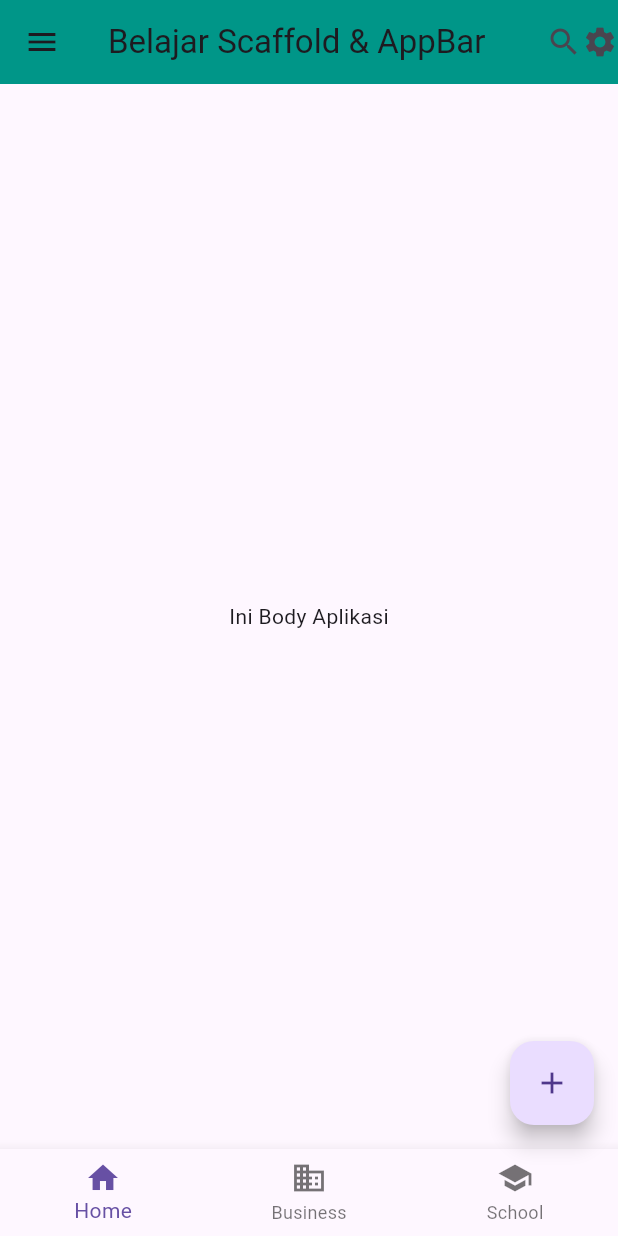
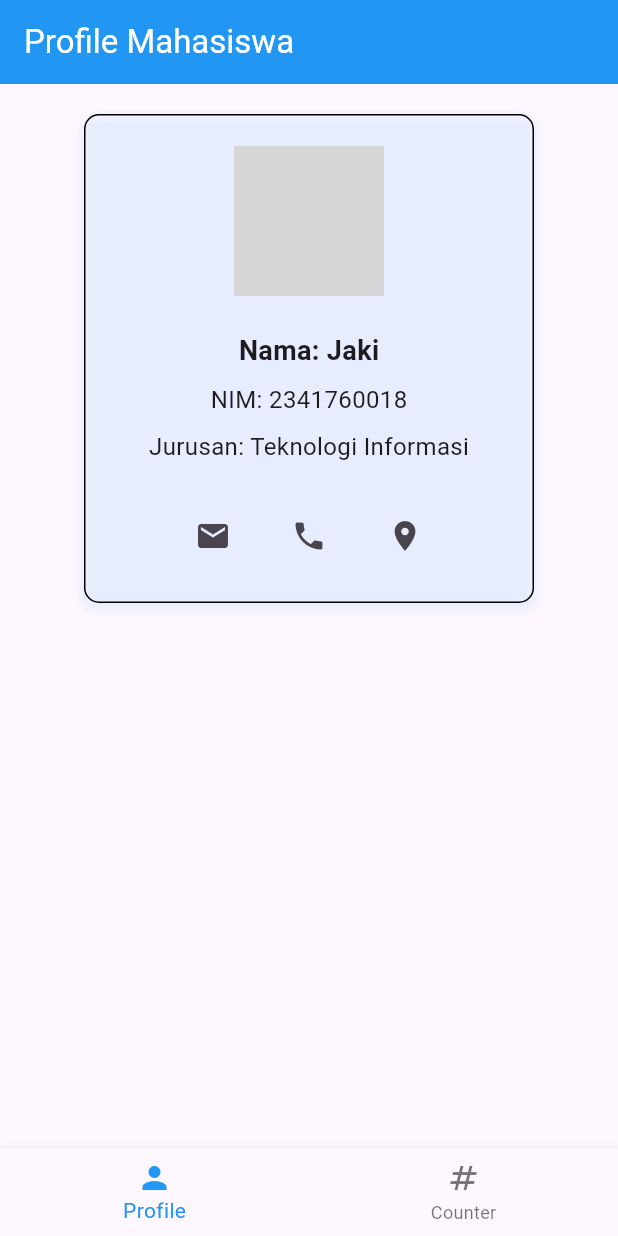
Before and after one commit to ZakiErlangga-Allister/Pertemuan6Mobile, a Flutter app: the screen it shows after launch, on a phone screen of 412 x 824 dp. Run offline on Flutter 3.47's test engine with Material 3 defaults, Android fonts, the phone set to English and light mode, and no system bars; grey boxes are pictures that could not be loaded.

Commit message:
TugasPerrtemuan6

```diff
--- /dev/null
+++ b/pertemuan6/lib/Profile.dart
@@ -0,0 +1,88 @@
+import 'package:flutter/material.dart';
+
+// Fungsi bantu harus ada di file yang sama
+Widget textRowCustom(String label, String value, int fontSize, String fontWeight) {
+  return Text(
+    "$label: $value",
+    style: TextStyle(
+      fontSize: fontSize.toDouble(),
+      fontWeight: fontWeight == "bold" ? FontWeight.bold : FontWeight.normal,
+    ),
+  );
+}
+
+class Profile extends StatelessWidget {
+  const Profile({super.key});
+
+  @override
+  Widget build(BuildContext context) {
+    return Scaffold(
+      appBar: AppBar(
+        title: const Text("Profile Mahasiswa"),
+        backgroundColor: Colors.blue,
+        foregroundColor: Colors.white,
+      ),
+      body: Center(
+        child: Column(
+          children: [
+            Container(
+              margin: const EdgeInsets.only(top: 20),
+              padding: const EdgeInsets.all(20),
+              width: 300,
+              decoration: BoxDecoration(
+                border: Border.all(color: Colors.black),
+                borderRadius: BorderRadius.circular(10),
+                boxShadow: [
+                  BoxShadow(
+                    color: Colors.blue.withOpacity(0.1),
+                    blurRadius: 5,
+                    spreadRadius: 2,
+                    offset: const Offset(0, 3),
+                  ),
+                ],
+              ),
+              child: Column(
+                children: [
+                  ClipOval(
+                    child: Image.asset(
+                    'assets/img/423511255_0.jpg',
+                      width: 100,
+                      height: 100,
+                      fit: BoxFit.cover,
+                    ),
+                  ),
+                  const SizedBox(height: 24),
+                  textRowCustom("Nama", "Jaki", 18, "bold"),
+                  const SizedBox(height: 8),
+                  textRowCustom("NIM", "2341760018", 16, "normal"),
+                  const SizedBox(height: 8),
+                  textRowCustom("Jurusan", "Teknologi Informasi", 16, "normal"),
+                  const SizedBox(height: 24),
+                  Row(
+                    mainAxisAlignment: MainAxisAlignment.center,
+                    children: [
+                      IconButton(
+                        icon: const Icon(Icons.email),
+                        onPressed: () {},
+                      ),
+                      const SizedBox(width: 16),
+                      IconButton(
+                        icon: const Icon(Icons.phone),
+                        onPressed: () {},
+                      ),
+                      const SizedBox(width: 16),
+                      IconButton(
+                        icon: const Icon(Icons.location_on),
+                        onPressed: () {},
+                      ),
+                    ],
+                    )
+                ],
+              ),
+            ),
+          ],
+        ),
+      ),
+    );
+  }
+}
--- a/pertemuan6/lib/main.dart
+++ b/pertemuan6/lib/main.dart
@@ -1,67 +1,58 @@
 import 'package:flutter/material.dart';
+import 'Counter.dart';
+import 'Profile.dart';
 
 void main() {
   runApp(const MyApp());
 }
 
-class MyApp extends StatelessWidget {
+class MyApp extends StatefulWidget {
   const MyApp({super.key});
+
+  @override
+  State<MyApp> createState() => _MyAppState();
+}
+
+class _MyAppState extends State<MyApp> {
+  int _selectedIndex = 0;
+
+  final List<Widget> _pages = <Widget>[
+    const Profile(),
+    const Counter(),
+
+  ];
+
+
+  void _onItemTapped(int index) {
+
+    setState(() {
+      _selectedIndex = index;
+    });
+  }
 
   @override
   Widget build(BuildContext context) {
     return MaterialApp(
+      debugShowCheckedModeBanner: false,
       home: Scaffold(
-        appBar: AppBar(
-          title: const Text("Belajar Scaffold & AppBar"),
-          backgroundColor: Colors.teal,
-          actions: const [
-            Icon(Icons.search),
-            Icon(Icons.settings),
+        // appBar: AppBar(
+        //   title: const Text("My Profile & Counter App"),
+        //   backgroundColor: Colors.blue,
+        //   foregroundColor: Colors.white,
+        // ),
+
+        body: _pages[_selectedIndex],
+
+        bottomNavigationBar: BottomNavigationBar(
+          items: const <BottomNavigationBarItem>[
+            BottomNavigationBarItem(icon: Icon(Icons.person), label: "Profile"),
+            BottomNavigationBarItem(icon: Icon(Icons.numbers), label: "Counter"),
           ],
+
+          currentIndex: _selectedIndex,
+          onTap: _onItemTapped,
+          selectedItemColor: Colors.blue,
         ),
-        body: const Center(
-          child: Text("Ini Body Aplikasi"),
-        ),
-        floatingActionButton: FloatingActionButton(
-          onPressed: () {},
-          child: const Icon(Icons.add),
-        ),
-      drawer: Drawer(
-  child: ListView(
-    padding: EdgeInsets.zero,
-    children: const <Widget>[
-      DrawerHeader(
-        decoration: BoxDecoration(color: Colors.blue),
-        child: Text(
-          'Drawer Header',
-          style: TextStyle(color: Colors.white, fontSize: 24),
-        ),
-      ),
-      ListTile(
-        leading: Icon(Icons.message),
-        title: Text('Messages'),
-      ),
-      ListTile(
-        leading: Icon(Icons.account_circle),
-        title: Text('Profile'),
-      ),
-      ListTile(
-        leading: Icon(Icons.settings),
-        title: Text('Settings'),
-      ),
-    ],
-  ),
-),
-  bottomNavigationBar: BottomNavigationBar(
-    items: const <BottomNavigationBarItem> [
-      BottomNavigationBarItem(icon: Icon(Icons.home), label: 'Home'),
-      BottomNavigationBarItem(
-        icon: Icon(Icons.business),
-        label: 'Business',
-      ),
-      BottomNavigationBarItem(icon: Icon(Icons.school), label: 'School'),
-    ],
-  ),
       ),
     );
   }
--- a/pertemuan6/pubspec.yaml
+++ b/pertemuan6/pubspec.yaml
@@ -59,7 +59,8 @@ flutter:
   uses-material-design: true
 
   # To add assets to your application, add an assets section, like this:
-  # assets:
+assets:
+ - assets/img/423511255_0.jpg
   #   - images/a_dot_burr.jpeg
   #   - images/a_dot_ham.jpeg
 
```
Also changed, not shown: pertemuan6/lib/Counter.dart (added, +74 -0 lines), pertemuan6/lib/assets/img/423511255_0.jpg (added).
